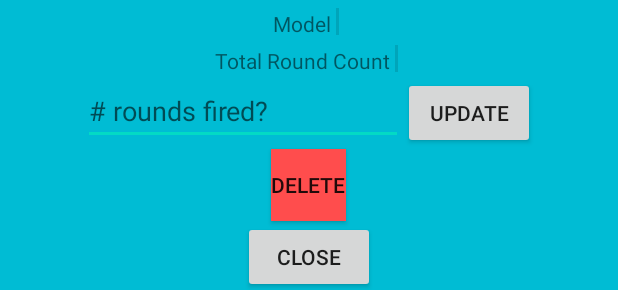
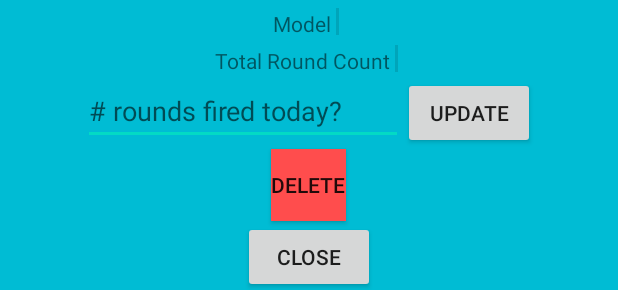
Before and after one commit to prescottwhite/gunlog, an Android app: the layout fragment_view_gun.xml on its own in the app's theme, with its tools: preview values and no code run, on a phone screen of 412 x 824 dp. Shown: the part 488-778 px from the top of the screen. Run offline under Robolectric (Android 15) with nearby library versions, the phone set to English and light mode, and no system bars.

Commit message:
Update hint text for updating round count

```diff
--- a/app/src/main/res/values/strings.xml
+++ b/app/src/main/res/values/strings.xml
@@ -21,6 +21,6 @@
     <string name="button_update_rounds">Update</string>
     <!-- TODO: Remove or change this placeholder text -->
     <string name="hello_blank_fragment">Hello blank fragment</string>
-    <string name="button_hint_update_rounds"># rounds fired?</string>
+    <string name="button_hint_update_rounds"># rounds fired today?</string>
 
 </resources>
```
